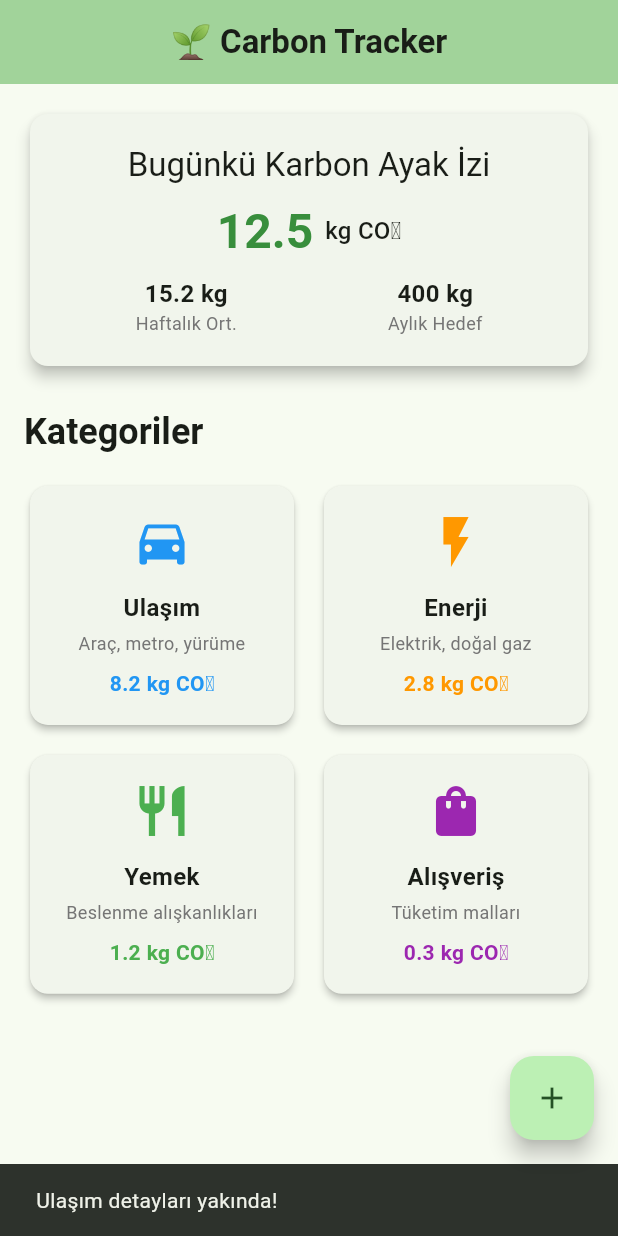
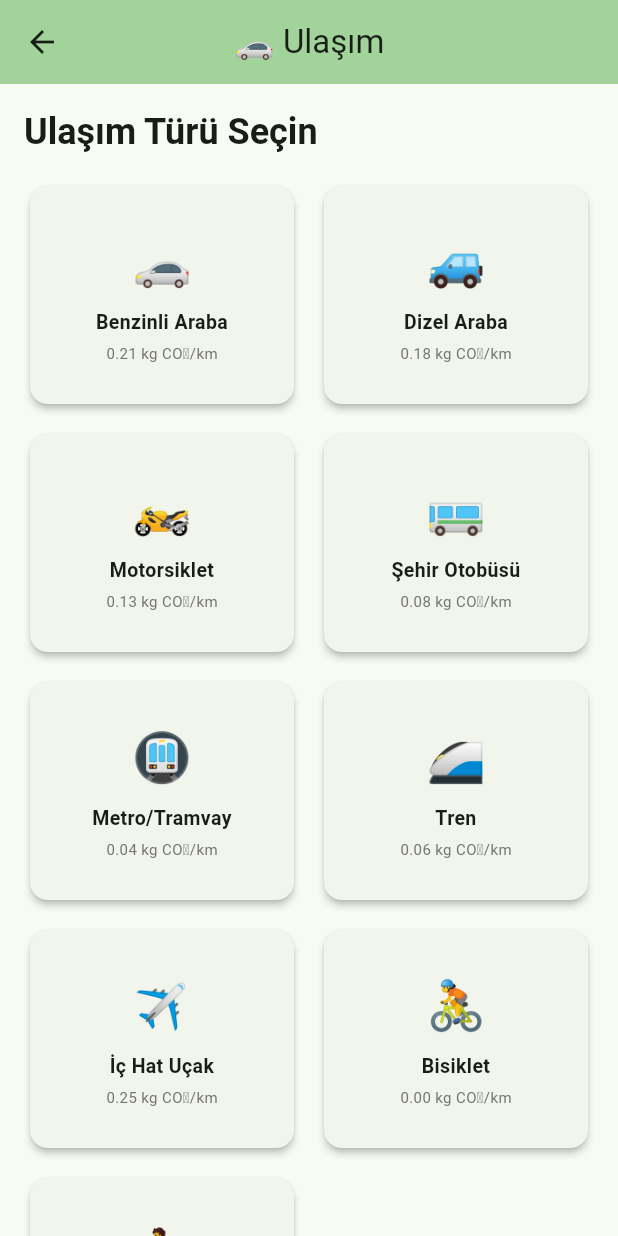
Before and after one commit to kendlenx/carbon-tracker, a Flutter app: the screen it shows after launch, after a tap on "Ulaşım", on a phone screen of 412 x 824 dp. Run offline on Flutter 3.47's test engine with Material 3 defaults, Android fonts, the phone set to English and light mode, and no system bars.

Commit message:
Ulaşım kategorisi detay sayfası eklendi
🚗 Yeni Özellikler:
- 9 farklı ulaşım türü (araba, otobüs, metro, bisiklet, vb.)
- Türkiye'ye özgü CO₂ emisyon faktörleri
- Gerçek zamanlı CO₂ hesaplaması
- Mesafe girişi ve not ekleme
- Kullanıcı dostu arayüz
- Ana sayfadan navigasyon

Teknik:
- TransportType ve TransportActivity modelleri
- TransportScreen widget'ı
- Kategori bazlı navigasyon sistemi

```diff
--- a/lib/main.dart
+++ b/lib/main.dart
@@ -1,4 +1,5 @@
 import 'package:flutter/material.dart';
+import 'screens/transport_screen.dart';
 
 void main() {
   runApp(const CarbonTrackerApp());
@@ -100,6 +101,25 @@
       todayValue: 0.3,
     ),
   ];
+
+  void _navigateToCategory(CategoryData category) {
+    switch (category.category) {
+      case CarbonCategory.transport:
+        Navigator.of(context).push(
+          MaterialPageRoute(
+            builder: (context) => const TransportScreen(),
+          ),
+        );
+        break;
+      case CarbonCategory.energy:
+      case CarbonCategory.food:
+      case CarbonCategory.shopping:
+        ScaffoldMessenger.of(context).showSnackBar(
+          SnackBar(content: Text('${category.title} detayları yakında!')),
+        );
+        break;
+    }
+  }
 
   @override
   Widget build(BuildContext context) {
@@ -221,9 +241,7 @@
       elevation: 2,
       child: InkWell(
         onTap: () {
-          ScaffoldMessenger.of(context).showSnackBar(
-            SnackBar(content: Text('${category.title} detayları yakında!')),
-          );
+          _navigateToCategory(category);
         },
         borderRadius: BorderRadius.circular(12),
         child: Padding(
--- /dev/null
+++ b/lib/models/transport_model.dart
@@ -0,0 +1,125 @@
+class TransportType {
+  final String id;
+  final String name;
+  final String description;
+  final double co2FactorPerKm; // kg CO₂ per km
+  final String icon;
+
+  TransportType({
+    required this.id,
+    required this.name,
+    required this.description,
+    required this.co2FactorPerKm,
+    required this.icon,
+  });
+}
+
+class TransportActivity {
+  final String id;
+  final TransportType transportType;
+  final double distanceKm;
+  final double co2Emission;
+  final DateTime createdAt;
+  final String? notes;
+
+  TransportActivity({
+    required this.id,
+    required this.transportType,
+    required this.distanceKm,
+    required this.co2Emission,
+    required this.createdAt,
+    this.notes,
+  });
+
+  factory TransportActivity.create({
+    required TransportType transportType,
+    required double distanceKm,
+    String? notes,
+  }) {
+    return TransportActivity(
+      id: DateTime.now().millisecondsSinceEpoch.toString(),
+      transportType: transportType,
+      distanceKm: distanceKm,
+      co2Emission: transportType.co2FactorPerKm * distanceKm,
+      createdAt: DateTime.now(),
+      notes: notes,
+    );
+  }
+}
+
+// Türkiye için ulaşım türleri ve CO₂ emisyon faktörleri
+class TransportData {
+  static final List<TransportType> transportTypes = [
+    TransportType(
+      id: 'car_gasoline',
+      name: 'Benzinli Araba',
+      description: 'Orta boy benzinli araç',
+      co2FactorPerKm: 0.21, // kg CO₂/km
+      icon: '🚗',
+    ),
+    TransportType(
+      id: 'car_diesel',
+      name: 'Dizel Araba',
+      description: 'Orta boy dizel araç',
+      co2FactorPerKm: 0.18, // kg CO₂/km
+      icon: '🚙',
+    ),
+    TransportType(
+      id: 'motorcycle',
+      name: 'Motorsiklet',
+      description: 'Orta boy motorsiklet',
+      co2FactorPerKm: 0.13, // kg CO₂/km
+      icon: '🏍️',
+    ),
+    TransportType(
+      id: 'bus_city',
+      name: 'Şehir Otobüsü',
+      description: 'İETT, dolmuş',
+      co2FactorPerKm: 0.08, // kg CO₂/km per person
+      icon: '🚌',
+    ),
+    TransportType(
+      id: 'metro',
+      name: 'Metro/Tramvay',
+      description: 'İstanbul Metro, Ankara Metro',
+      co2FactorPerKm: 0.04, // kg CO₂/km per person
+      icon: '🚇',
+    ),
+    TransportType(
+      id: 'train',
+      name: 'Tren',
+      description: 'TCDD, YHT',
+      co2FactorPerKm: 0.06, // kg CO₂/km per person
+      icon: '🚄',
+    ),
+    TransportType(
+      id: 'plane_domestic',
+      name: 'İç Hat Uçak',
+      description: 'Türkiye içi uçuşlar',
+      co2FactorPerKm: 0.25, // kg CO₂/km per person
+      icon: '✈️',
+    ),
+    TransportType(
+      id: 'bicycle',
+      name: 'Bisiklet',
+      description: 'Pedal gücü',
+      co2FactorPerKm: 0.0, // kg CO₂/km
+      icon: '🚴',
+    ),
+    TransportType(
+      id: 'walking',
+      name: 'Yürüyüş',
+      description: 'Yaya olarak',
+      co2FactorPerKm: 0.0, // kg CO₂/km
+      icon: '🚶',
+    ),
+  ];
+
+  static TransportType? getTransportTypeById(String id) {
+    try {
+      return transportTypes.firstWhere((type) => type.id == id);
+    } catch (e) {
+      return null;
+    }
+  }
+}
--- /dev/null
+++ b/lib/screens/transport_screen.dart
@@ -0,0 +1,291 @@
+import 'package:flutter/material.dart';
+import '../models/transport_model.dart';
+
+class TransportScreen extends StatefulWidget {
+  const TransportScreen({super.key});
+
+  @override
+  State<TransportScreen> createState() => _TransportScreenState();
+}
+
+class _TransportScreenState extends State<TransportScreen> {
+  TransportType? selectedTransportType;
+  final TextEditingController distanceController = TextEditingController();
+  final TextEditingController notesController = TextEditingController();
+
+  double calculatedCO2 = 0.0;
+  bool showResult = false;
+
+  @override
+  void initState() {
+    super.initState();
+    distanceController.addListener(_calculateCO2);
+  }
+
+  @override
+  void dispose() {
+    distanceController.dispose();
+    notesController.dispose();
+    super.dispose();
+  }
+
+  void _calculateCO2() {
+    if (selectedTransportType != null && distanceController.text.isNotEmpty) {
+      final distance = double.tryParse(distanceController.text);
+      if (distance != null && distance > 0) {
+        setState(() {
+          calculatedCO2 = selectedTransportType!.co2FactorPerKm * distance;
+          showResult = true;
+        });
+      }
+    } else {
+      setState(() {
+        showResult = false;
+        calculatedCO2 = 0.0;
+      });
+    }
+  }
+
+  void _selectTransportType(TransportType type) {
+    setState(() {
+      selectedTransportType = type;
+      _calculateCO2();
+    });
+  }
+
+  void _saveActivity() {
+    if (selectedTransportType == null || distanceController.text.isEmpty) {
+      ScaffoldMessenger.of(context).showSnackBar(
+        const SnackBar(content: Text('Lütfen ulaşım türü ve mesafe seçin')),
+      );
+      return;
+    }
+
+    final distance = double.tryParse(distanceController.text);
+    if (distance == null || distance <= 0) {
+      ScaffoldMessenger.of(context).showSnackBar(
+        const SnackBar(content: Text('Lütfen geçerli bir mesafe girin')),
+      );
+      return;
+    }
+
+    final activity = TransportActivity.create(
+      transportType: selectedTransportType!,
+      distanceKm: distance,
+      notes: notesController.text.isEmpty ? null : notesController.text,
+    );
+
+    // TODO: Aktiviteyi veritabanına kaydet
+
+    ScaffoldMessenger.of(context).showSnackBar(
+      SnackBar(
+        content: Text(
+          'Ulaşım aktivitesi kaydedildi! ${activity.co2Emission.toStringAsFixed(2)} kg CO₂',
+        ),
+        backgroundColor: Colors.green,
+      ),
+    );
+
+    // Formu temizle
+    setState(() {
+      selectedTransportType = null;
+      distanceController.clear();
+      notesController.clear();
+      showResult = false;
+      calculatedCO2 = 0.0;
+    });
+  }
+
+  @override
+  Widget build(BuildContext context) {
+    return Scaffold(
+      appBar: AppBar(
+        title: const Text('🚗 Ulaşım'),
+        backgroundColor: Theme.of(context).colorScheme.inversePrimary,
+      ),
+      body: SingleChildScrollView(
+        padding: const EdgeInsets.all(16.0),
+        child: Column(
+          crossAxisAlignment: CrossAxisAlignment.start,
+          children: [
+            // Başlık
+            Text(
+              'Ulaşım Türü Seçin',
+              style: Theme.of(context).textTheme.headlineSmall?.copyWith(
+                fontWeight: FontWeight.bold,
+              ),
+            ),
+            const SizedBox(height: 16),
+
+            // Ulaşım türü grid
+            GridView.builder(
+              shrinkWrap: true,
+              physics: const NeverScrollableScrollPhysics(),
+              gridDelegate: const SliverGridDelegateWithFixedCrossAxisCount(
+                crossAxisCount: 2,
+                childAspectRatio: 1.2,
+                crossAxisSpacing: 12,
+                mainAxisSpacing: 12,
+              ),
+              itemCount: TransportData.transportTypes.length,
+              itemBuilder: (context, index) {
+                final transportType = TransportData.transportTypes[index];
+                final isSelected = selectedTransportType?.id == transportType.id;
+
+                return Card(
+                  elevation: isSelected ? 8 : 2,
+                  color: isSelected
+                    ? Theme.of(context).colorScheme.primaryContainer
+                    : null,
+                  child: InkWell(
+                    onTap: () => _selectTransportType(transportType),
+                    borderRadius: BorderRadius.circular(12),
+                    child: Padding(
+                      padding: const EdgeInsets.all(12.0),
+                      child: Column(
+                        mainAxisAlignment: MainAxisAlignment.center,
+                        children: [
+                          Text(
+                            transportType.icon,
+                            style: const TextStyle(fontSize: 32),
+                          ),
+                          const SizedBox(height: 8),
+                          Text(
+                            transportType.name,
+                            style: TextStyle(
+                              fontWeight: FontWeight.bold,
+                              fontSize: 13,
+                              color: isSelected
+                                ? Theme.of(context).colorScheme.onPrimaryContainer
+                                : null,
+                            ),
+                            textAlign: TextAlign.center,
+                            maxLines: 2,
+                            overflow: TextOverflow.ellipsis,
+                          ),
+                          const SizedBox(height: 4),
+                          Text(
+                            '${transportType.co2FactorPerKm.toStringAsFixed(2)} kg CO₂/km',
+                            style: TextStyle(
+                              fontSize: 10,
+                              color: isSelected
+                                ? Theme.of(context).colorScheme.onPrimaryContainer
+                                : Colors.grey.shade600,
+                            ),
+                          ),
+                        ],
+                      ),
+                    ),
+                  ),
+                );
+              },
+            ),
+
+            const SizedBox(height: 24),
+
+            // Mesafe girişi
+            Text(
+              'Mesafe (km)',
+              style: Theme.of(context).textTheme.titleMedium?.copyWith(
+                fontWeight: FontWeight.bold,
+              ),
+            ),
+            const SizedBox(height: 8),
+            TextField(
+              controller: distanceController,
+              keyboardType: const TextInputType.numberWithOptions(decimal: true),
+              decoration: const InputDecoration(
+                hintText: 'Örn: 15.5',
+                suffixText: 'km',
+                border: OutlineInputBorder(),
+                prefixIcon: Icon(Icons.straighten),
+              ),
+            ),
+
+            const SizedBox(height: 16),
+
+            // Notlar (opsiyonel)
+            Text(
+              'Notlar (İsteğe bağlı)',
+              style: Theme.of(context).textTheme.titleMedium?.copyWith(
+                fontWeight: FontWeight.bold,
+              ),
+            ),
+            const SizedBox(height: 8),
+            TextField(
+              controller: notesController,
+              maxLines: 2,
+              decoration: const InputDecoration(
+                hintText: 'Örn: Evden işe gidiş',
+                border: OutlineInputBorder(),
+                prefixIcon: Icon(Icons.note),
+              ),
+            ),
+
+            const SizedBox(height: 24),
+
+            // CO2 hesaplaması sonucu
+            if (showResult) ...[
+              Card(
+                color: Theme.of(context).colorScheme.primaryContainer,
+                child: Padding(
+                  padding: const EdgeInsets.all(16.0),
+                  child: Row(
+                    mainAxisAlignment: MainAxisAlignment.spaceBetween,
+                    children: [
+                      Column(
+                        crossAxisAlignment: CrossAxisAlignment.start,
+                        children: [
+                          Text(
+                            'Tahmini CO₂ Emisyonu',
+                            style: Theme.of(context).textTheme.titleMedium,
+                          ),
+                          Text(
+                            selectedTransportType?.name ?? '',
+                            style: Theme.of(context).textTheme.bodyMedium?.copyWith(
+                              color: Colors.grey.shade600,
+                            ),
+                          ),
+                        ],
+                      ),
+                      Column(
+                        crossAxisAlignment: CrossAxisAlignment.end,
+                        children: [
+                          Text(
+                            '${calculatedCO2.toStringAsFixed(2)}',
+                            style: Theme.of(context).textTheme.headlineMedium?.copyWith(
+                              fontWeight: FontWeight.bold,
+                              color: Theme.of(context).colorScheme.primary,
+                            ),
+                          ),
+                          Text(
+                            'kg CO₂',
+                            style: Theme.of(context).textTheme.bodySmall,
+                          ),
+                        ],
+                      ),
+                    ],
+                  ),
+                ),
+              ),
+              const SizedBox(height: 16),
+            ],
+
+            // Kaydet butonu
+            SizedBox(
+              width: double.infinity,
+              child: ElevatedButton.icon(
+                onPressed: showResult ? _saveActivity : null,
+                icon: const Icon(Icons.save),
+                label: const Text('Aktiviteyi Kaydet'),
+                style: ElevatedButton.styleFrom(
+                  padding: const EdgeInsets.symmetric(vertical: 16),
+                ),
+              ),
+            ),
+          ],
+        ),
+      ),
+    );
+  }
+}
```
